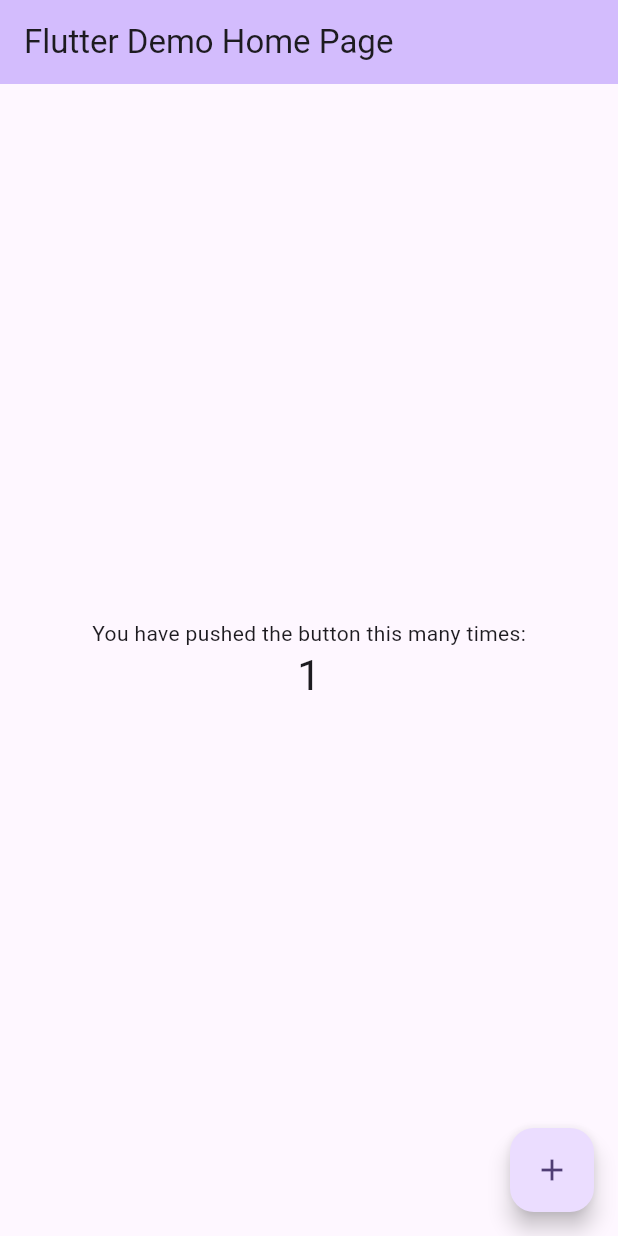
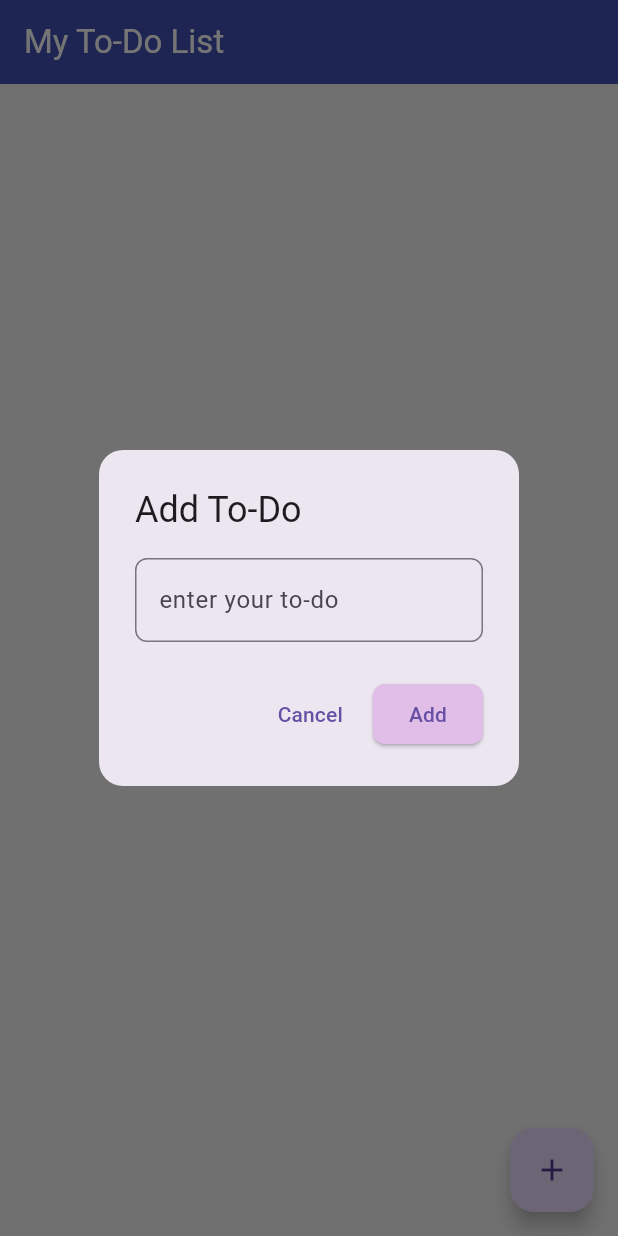
Before and after one commit to anurag3435/to-do, a Flutter app: the screen it shows after launch, after a tap on the "add" icon, on a phone screen of 412 x 824 dp. Run offline on Flutter 3.47's test engine with Material 3 defaults, Android fonts, the phone set to English and light mode, and no system bars.

```diff
--- /dev/null
+++ b/lib/comp/my_textfield.dart
@@ -0,0 +1,23 @@
+import 'package:flutter/material.dart';
+
+class MyTextfield extends StatefulWidget {
+  final TextEditingController controller;
+
+  const MyTextfield({super.key, required this.controller});
+
+  @override
+  State<MyTextfield> createState() => _MyTextfieldState();
+}
+
+class _MyTextfieldState extends State<MyTextfield> {
+  @override
+  Widget build(BuildContext context) {
+    return TextField(
+      controller: widget.controller,
+      decoration: InputDecoration(
+        hintText: "enter your to-do",
+        border: OutlineInputBorder(borderRadius: BorderRadius.circular(8)),
+      ),
+    );
+  }
+}
--- a/lib/main.dart
+++ b/lib/main.dart
@@ -1,122 +1,118 @@
 import 'package:flutter/material.dart';
+import 'package:to_do/comp/my_textfield.dart';
 
 void main() {
-  runApp(const MyApp());
+  runApp(
+    MaterialApp(
+      debugShowCheckedModeBanner: false,
+      home: ToDO(),
+      theme: ThemeData(
+        primarySwatch: Colors.indigo,
+        scaffoldBackgroundColor: Colors.grey[100],
+        appBarTheme: const AppBarTheme(
+          backgroundColor: Colors.indigo,
+          foregroundColor: Colors.white,
+          elevation: 2,
+        ),
+      ),
+    ),
+  );
 }
 
-class MyApp extends StatelessWidget {
-  const MyApp({super.key});
+final List<String> storage = [];
+final TextEditingController _controller = TextEditingController();
 
-  // This widget is the root of your application.
+class ToDO extends StatefulWidget {
+  const ToDO({super.key});
+
+  @override
+  State<ToDO> createState() => _ToDOState();
+}
+
+class _ToDOState extends State<ToDO> {
   @override
   Widget build(BuildContext context) {
-    return MaterialApp(
-      title: 'Flutter Demo',
-      theme: ThemeData(
-        // This is the theme of your application.
-        //
-        // TRY THIS: Try running your application with "flutter run". You'll see
-        // the application has a purple toolbar. Then, without quitting the app,
-        // try changing the seedColor in the colorScheme below to Colors.green
-        // and then invoke "hot reload" (save your changes or press the "hot
-        // reload" button in a Flutter-supported IDE, or press "r" if you used
-        // the command line to start the app).
-        //
-        // Notice that the counter didn't reset back to zero; the application
-        // state is not lost during the reload. To reset the state, use hot
-        // restart instead.
-        //
-        // This works for code too, not just values: Most code changes can be
-        // tested with just a hot reload.
-        colorScheme: ColorScheme.fromSeed(seedColor: Colors.deepPurple),
+    return Scaffold(
+      appBar: AppBar(title: const Text("My To-Do List")),
+      body: storage.isEmpty
+          ? const Center(
+              child: Text(
+                "No todos yet. Add one!",
+                style: TextStyle(fontSize: 16, color: Colors.grey),
+              ),
+            )
+          : ListView.builder(
+              padding: const EdgeInsets.all(12),
+              itemCount: storage.length,
+              itemBuilder: (context, index) {
+                return Card(
+                  shape: RoundedRectangleBorder(
+                    borderRadius: BorderRadius.circular(12),
+                  ),
+                  elevation: 3,
+                  margin: const EdgeInsets.symmetric(vertical: 6),
+                  child: ListTile(
+                    leading: const Icon(
+                      Icons.check_circle_outline,
+                      color: Colors.indigo,
+                    ),
+                    title: Text(
+                      storage[index],
+                      style: const TextStyle(fontSize: 16),
+                    ),
+                    trailing: IconButton(
+                      icon: const Icon(Icons.delete, color: Colors.red),
+                      onPressed: () {
+                        setState(() {
+                          storage.removeAt(index);
+                        });
+                      },
+                    ),
+                  ),
+                );
+              },
+            ),
+      floatingActionButton: FloatingActionButton(
+        onPressed: () {
+          _controller.clear(); // clear old text
+          showDialog(
+            context: context,
+            builder: (context) {
+              return AlertDialog(
+                shape: RoundedRectangleBorder(
+                  borderRadius: BorderRadius.circular(16),
+                ),
+                title: const Text("Add To-Do"),
+                content: MyTextfield(controller: _controller),
+                actions: [
+                  TextButton(
+                    onPressed: () => Navigator.pop(context),
+                    child: const Text("Cancel"),
+                  ),
+                  ElevatedButton(
+                    style: ElevatedButton.styleFrom(
+                      backgroundColor: Colors.purple[100],
+                      shape: RoundedRectangleBorder(
+                        borderRadius: BorderRadius.circular(8),
+                      ),
+                    ),
+                    onPressed: () {
+                      if (_controller.text.isNotEmpty) {
+                        setState(() {
+                          storage.add(_controller.text);
+                        });
+                      }
+                      Navigator.pop(context);
+                    },
+                    child: const Text("Add"),
+                  ),
+                ],
+              );
+            },
+          );
+        },
+        child: const Icon(Icons.add),
       ),
-      home: const MyHomePage(title: 'Flutter Demo Home Page'),
     );
   }
 }
-
-class MyHomePage extends StatefulWidget {
-  const MyHomePage({super.key, required this.title});
-
-  // This widget is the home page of your application. It is stateful, meaning
-  // that it has a State object (defined below) that contains fields that affect
-  // how it looks.
-
-  // This class is the configuration for the state. It holds the values (in this
-  // case the title) provided by the parent (in this case the App widget) and
-  // used by the build method of the State. Fields in a Widget subclass are
-  // always marked "final".
-
-  final String title;
-
-  @override
-  State<MyHomePage> createState() => _MyHomePageState();
-}
-
-class _MyHomePageState extends State<MyHomePage> {
-  int _counter = 0;
-
-  void _incrementCounter() {
-    setState(() {
-      // This call to setState tells the Flutter framework that something has
-      // changed in this State, which causes it to rerun the build method below
-      // so that the display can reflect the updated values. If we changed
-      // _counter without calling setState(), then the build method would not be
-      // called again, and so nothing would appear to happen.
-      _counter++;
-    });
-  }
-
-  @override
-  Widget build(BuildContext context) {
-    // This method is rerun every time setState is called, for instance as done
-    // by the _incrementCounter method above.
-    //
-    // The Flutter framework has been optimized to make rerunning build methods
-    // fast, so that you can just rebuild anything that needs updating rather
-    // than having to individually change instances of widgets.
-    return Scaffold(
-      appBar: AppBar(
-        // TRY THIS: Try changing the color here to a specific color (to
-        // Colors.amber, perhaps?) and trigger a hot reload to see the AppBar
-        // change color while the other colors stay the same.
-        backgroundColor: Theme.of(context).colorScheme.inversePrimary,
-        // Here we take the value from the MyHomePage object that was created by
-        // the App.build method, and use it to set our appbar title.
-        title: Text(widget.title),
-      ),
-      body: Center(
-        // Center is a layout widget. It takes a single child and positions it
-        // in the middle of the parent.
-        child: Column(
-          // Column is also a layout widget. It takes a list of children and
-          // arranges them vertically. By default, it sizes itself to fit its
-          // children horizontally, and tries to be as tall as its parent.
-          //
-          // Column has various properties to control how it sizes itself and
-          // how it positions its children. Here we use mainAxisAlignment to
-          // center the children vertically; the main axis here is the vertical
-          // axis because Columns are vertical (the cross axis would be
-          // horizontal).
-          //
-          // TRY THIS: Invoke "debug painting" (choose the "Toggle Debug Paint"
-          // action in the IDE, or press "p" in the console), to see the
-          // wireframe for each widget.
-          mainAxisAlignment: MainAxisAlignment.center,
-          children: <Widget>[
-            const Text('You have pushed the button this many times:'),
-            Text(
-              '$_counter',
-              style: Theme.of(context).textTheme.headlineMedium,
-            ),
-          ],
-        ),
-      ),
-      floatingActionButton: FloatingActionButton(
-        onPressed: _incrementCounter,
-        tooltip: 'Increment',
-        child: const Icon(Icons.add),
-      ), // This trailing comma makes auto-formatting nicer for build methods.
-    );
-  }
-}
```
Also changed, not shown: 1 other file.
